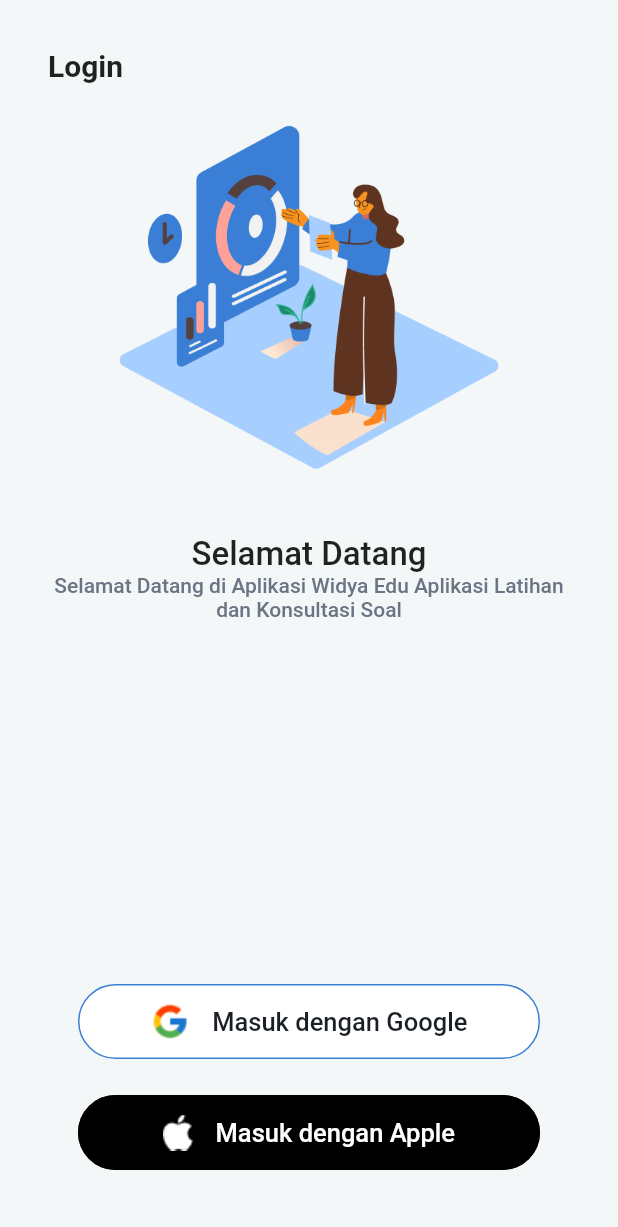
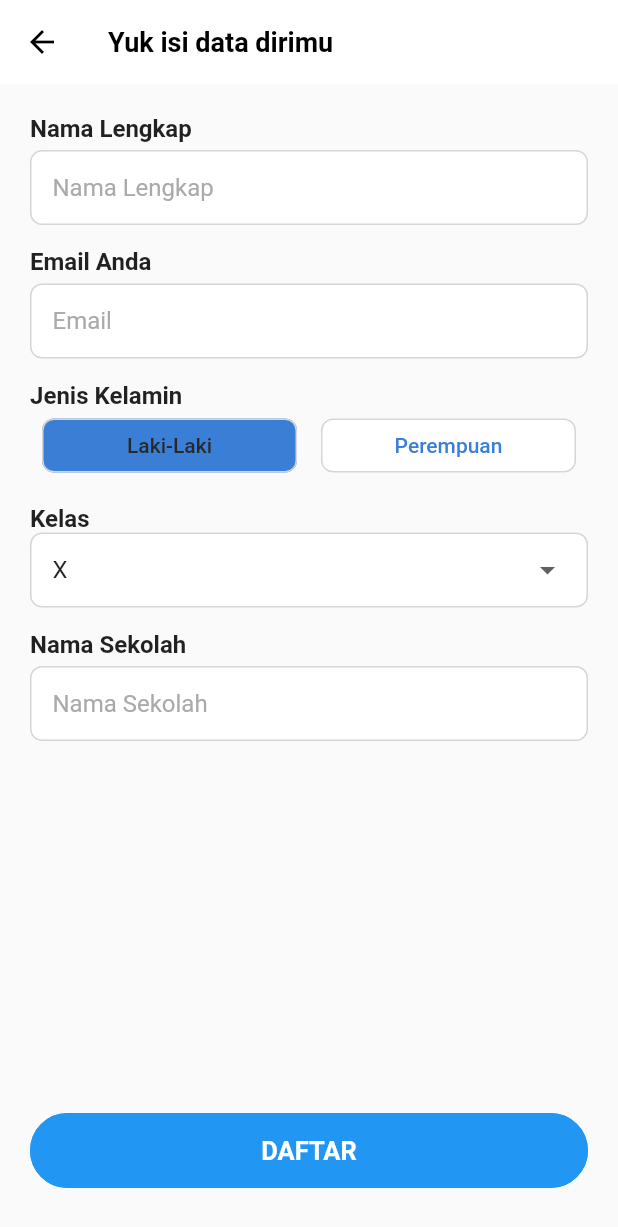
Before and after one commit to raihanandika/LatSol, a Flutter app: the screen it shows after launch, after a tap on "Masuk dengan Google", on a phone screen of 412 x 824 dp. Shown: the top 1227 px of the screen. Run offline on Flutter 3.47's test engine with Material 2 defaults, Android fonts, the phone set to English and light mode, and no system bars.

Commit message:
slicing register page

```diff
--- a/lib/constants/R/app_colors.dart
+++ b/lib/constants/R/app_colors.dart
@@ -5,4 +5,6 @@ class AppColor {
   Color grey = const Color(0xFFF3F7F8);
   Color greySubtitle = const Color(0xFF6A7483);
   Color blackLogin = const Color(0xFF1A1F26);
+  Color greyBorder = const Color(0xFFD6D6D6);
+  Color greyHintText = const Color(0xFFaaaaaa);
 }
--- a/lib/constants/R/assets.dart
+++ b/lib/constants/R/assets.dart
@@ -3,4 +3,6 @@ class Assets {
   String imgLogin = "assets/auth/img_login.png";
   String icGoogle = "assets/auth/ic_google.png";
   String icApple = "assets/auth/ic_apple.png";
+  String imgHome = "assets/auth/ic_home.png";
+  String imgProfile = "assets/auth/ic_profile.png";
 }
--- a/lib/constants/R/strings.dart
+++ b/lib/constants/R/strings.dart
@@ -5,4 +5,5 @@ class Strings {
       "Selamat Datang di Aplikasi Widya Edu Aplikasi Latihan dan Konsultasi Soal";
   String loginWithGoogle = "Masuk dengan Google";
   String loginWithApple = "Masuk dengan Apple";
+  String daftar = "DAFTAR";
 }
--- a/lib/main.dart
+++ b/lib/main.dart
@@ -1,4 +1,6 @@
 import 'package:final_project_ujian_soal/view/login_page.dart';
+import 'package:final_project_ujian_soal/view/main_page.dart';
+import 'package:final_project_ujian_soal/view/register_page.dart';
 import 'package:final_project_ujian_soal/view/splash_scrren.dart';
 import 'package:flutter/material.dart';
 
@@ -18,8 +20,10 @@ class MyApp extends StatelessWidget {
       // home: const SplashScreen(),
       initialRoute: "/",
       routes: {
-        "/": (context) => SplashScreen(),
-        LoginPage.route: (context) => LoginPage()
+        "/": (context) => const SplashScreen(),
+        LoginPage.route: (context) => const LoginPage(),
+        RegisterPage.route: (context) => const RegisterPage(),
+        MainPage.route: (context) => const MainPage()
       },
     );
   }
--- a/lib/view/login_page.dart
+++ b/lib/view/login_page.dart
@@ -1,4 +1,5 @@
 import 'package:final_project_ujian_soal/constants/R.dart';
+import 'package:final_project_ujian_soal/view/register_page.dart';
 import 'package:flutter/material.dart';
 
 class LoginPage extends StatefulWidget {
@@ -38,6 +39,9 @@ class _LoginPageState extends State<LoginPage> {
                     color: R.colors.greySubtitle)),
             const Spacer(),
             ButtonLogin(
+              onTap: () {
+                Navigator.of(context).pushNamed(RegisterPage.route);
+              },
               backgroundColor: Colors.white,
               borderColor: R.colors.primary,
               child: Row(
@@ -54,6 +58,9 @@ class _LoginPageState extends State<LoginPage> {
               ),
             ),
             ButtonLogin(
+              onTap: () {
+                Navigator.of(context).pushNamed(RegisterPage.route);
+              },
               backgroundColor: Colors.black,
               borderColor: Colors.black,
               child: Row(
@@ -77,16 +84,18 @@ class _LoginPageState extends State<LoginPage> {
 }
 
 class ButtonLogin extends StatelessWidget {
-  const ButtonLogin({
-    Key? key,
-    required this.backgroundColor,
-    required this.child,
-    required this.borderColor,
-  }) : super(key: key);
+  const ButtonLogin(
+      {Key? key,
+      required this.backgroundColor,
+      required this.child,
+      required this.borderColor,
+      required this.onTap})
+      : super(key: key);
 
   final Color backgroundColor;
   final Widget child;
   final Color borderColor;
+  final Function()? onTap;
 
   @override
   Widget build(BuildContext context) {
@@ -100,7 +109,7 @@ class ButtonLogin extends StatelessWidget {
               shape: RoundedRectangleBorder(
                   side: BorderSide(color: borderColor),
                   borderRadius: BorderRadius.circular(25))),
-          onPressed: () {},
+          onPressed: onTap,
           child: child),
     );
   }
--- /dev/null
+++ b/lib/view/main_page.dart
@@ -0,0 +1,74 @@
+import 'package:final_project_ujian_soal/constants/r.dart';
+import 'package:flutter/material.dart';
+
+class MainPage extends StatefulWidget {
+  const MainPage({Key? key}) : super(key: key);
+  static String route = "main_page";
+
+  @override
+  State<MainPage> createState() => _MainPageState();
+}
+
+class _MainPageState extends State<MainPage> {
+  @override
+  Widget build(BuildContext context) {
+    return Scaffold(
+        bottomNavigationBar: Container(
+      decoration: BoxDecoration(boxShadow: [
+        BoxShadow(
+            offset: const Offset(0, 4),
+            blurRadius: 20,
+            color: Colors.black.withOpacity(0.06))
+      ]),
+      child: BottomAppBar(
+        color: Colors.white,
+        child: Container(
+          height: 60,
+          child: Row(
+            children: [
+              Material(
+                child: InkWell(
+                  child: Column(
+                    children: [
+                      Image.asset(
+                        R.assets.imgHome,
+                        height: 20,
+                      ),
+                      Text("Home")
+                    ],
+                  ),
+                ),
+              ),
+              Material(
+                child: InkWell(
+                  child: Column(
+                    children: [
+                      Image.asset(
+                        R.assets.imgHome,
+                        height: 20,
+                      ),
+                      Text("Home")
+                    ],
+                  ),
+                ),
+              ),
+              Material(
+                child: InkWell(
+                  child: Column(
+                    children: [
+                      Image.asset(
+                        R.assets.imgHome,
+                        height: 20,
+                      ),
+                      Text("Home")
+                    ],
+                  ),
+                ),
+              )
+            ],
+          ),
+        ),
+      ),
+    ));
+  }
+}
--- /dev/null
+++ b/lib/view/register_page.dart
@@ -0,0 +1,228 @@
+import 'package:final_project_ujian_soal/constants/r.dart';
+import 'package:final_project_ujian_soal/view/login_page.dart';
+import 'package:final_project_ujian_soal/view/main_page.dart';
+import 'package:flutter/material.dart';
+
+class RegisterPage extends StatefulWidget {
+  const RegisterPage({Key? key}) : super(key: key);
+  static String route = "register_page";
+
+  @override
+  State<RegisterPage> createState() => _RegisterPageState();
+}
+
+enum Gender { lakiLaki, perempuan }
+
+class _RegisterPageState extends State<RegisterPage> {
+  String gender = "Laki-laki";
+
+  onTapGender(Gender genderInput) {
+    if (genderInput == Gender.lakiLaki) {
+      gender = "Laki-laki";
+    } else {
+      gender = "Perempuan";
+    }
+    setState(() {});
+  }
+
+  List<String> classS = ["X", "XI", "XII"];
+  String selectedClass = "X";
+  TextEditingController emailController = TextEditingController();
+
+  @override
+  Widget build(BuildContext context) {
+    return Scaffold(
+      appBar: AppBar(
+        elevation: 0,
+        backgroundColor: Colors.white,
+        iconTheme: const IconThemeData(color: Colors.black),
+        title: const Text("Yuk isi data dirimu",
+            style: TextStyle(
+                color: Colors.black,
+                fontWeight: FontWeight.w700,
+                fontSize: 18)),
+      ),
+      bottomNavigationBar: SafeArea(
+          child: Padding(
+        padding: const EdgeInsets.only(bottom: 20),
+        child: ButtonLogin(
+          onTap: () {
+            Navigator.of(context).pushNamed(MainPage.route);
+          },
+          backgroundColor: Colors.blue,
+          borderColor: Colors.blue,
+          child: Text(R.strings.daftar,
+              style: const TextStyle(
+                  fontSize: 17,
+                  fontWeight: FontWeight.w700,
+                  color: Colors.white)),
+        ),
+      )),
+      body: SingleChildScrollView(
+        child: Padding(
+          padding: const EdgeInsets.all(20.0),
+          child: Column(
+            crossAxisAlignment: CrossAxisAlignment.start,
+            children: [
+              RegisterTextField(
+                controller: emailController,
+                title: "Nama Lengkap",
+                hintText: "Nama Lengkap",
+              ),
+              const SizedBox(height: 15),
+              RegisterTextField(
+                controller: emailController,
+                title: "Email Anda",
+                hintText: "Email",
+              ),
+              const SizedBox(height: 15),
+              const Text(
+                "Jenis Kelamin",
+                style: TextStyle(fontSize: 16, fontWeight: FontWeight.w700),
+              ),
+              Row(
+                children: [
+                  Expanded(
+                    child: Padding(
+                      padding: const EdgeInsets.symmetric(horizontal: 8),
+                      child: ElevatedButton(
+                          style: ElevatedButton.styleFrom(
+                              elevation: 0,
+                              primary: gender == "Laki-laki"
+                                  ? R.colors.primary
+                                  : Colors.white,
+                              shape: RoundedRectangleBorder(
+                                  borderRadius: BorderRadius.circular(8),
+                                  side: BorderSide(
+                                      width: 1, color: R.colors.greyBorder))),
+                          onPressed: () {
+                            onTapGender(Gender.lakiLaki);
+                          },
+                          child: Text(
+                            "Laki-Laki",
+                            style: TextStyle(
+                                fontSize: 14,
+                                color: gender == "Laki-laki"
+                                    ? Color(0xFF282828)
+                                    : R.colors.primary),
+                          )),
+                    ),
+                  ),
+                  Expanded(
+                    child: Padding(
+                      padding: const EdgeInsets.symmetric(horizontal: 8),
+                      child: ElevatedButton(
+                          style: ElevatedButton.styleFrom(
+                              elevation: 0,
+                              primary: gender == "Perempuan"
+                                  ? R.colors.primary
+                                  : Colors.white,
+                              shape: RoundedRectangleBorder(
+                                  borderRadius: BorderRadius.circular(8),
+                                  side: BorderSide(
+                                      width: 1, color: R.colors.greyBorder))),
+                          onPressed: () {
+                            onTapGender(Gender.perempuan);
+                          },
+                          child: Text(
+                            "Perempuan",
+                            style: TextStyle(
+                                fontSize: 14,
+                                color: gender == "Perempuan"
+                                    ? Color(0xFF282828)
+                                    : R.colors.primary),
+                          )),
+                    ),
+                  )
+                ],
+              ),
+              const SizedBox(height: 15),
+              const Text(
+                "Kelas",
+                style: TextStyle(fontSize: 16, fontWeight: FontWeight.w700),
+              ),
+              Container(
+                width: double.infinity,
+                padding: const EdgeInsets.symmetric(horizontal: 14),
+                decoration: BoxDecoration(
+                    borderRadius: BorderRadius.circular(8),
+                    color: Colors.white,
+                    border: Border.all(color: R.colors.greyBorder)),
+                child: DropdownButtonHideUnderline(
+                  child: DropdownButton<String>(
+                      value: selectedClass,
+                      items: classS
+                          .map((e) => DropdownMenuItem<String>(
+                              child: Text(e), value: e))
+                          .toList(),
+                      onChanged: (String? val) {
+                        selectedClass = val!;
+                        setState(() {});
+                      }),
+                ),
+              ),
+              const SizedBox(height: 15),
+              RegisterTextField(
+                controller: emailController,
+                title: "Nama Sekolah",
+                hintText: "Nama Sekolah",
+              ),
+              // const Spacer(),
+              // ButtonLogin(
+              //   onTap: () {
+              //     Navigator.of(context).pushNamed(MainPage.route);
+              //   },
+              //   backgroundColor: Colors.blue,
+              //   borderColor: Colors.blue,
+              //   child: Text(R.strings.daftar,
+              //       style: const TextStyle(
+              //           fontSize: 17,
+              //           fontWeight: FontWeight.w700,
+              //           color: Colors.white)),
+              // )
+            ],
+          ),
+        ),
+      ),
+    );
+  }
+}
+
+class RegisterTextField extends StatelessWidget {
+  RegisterTextField(
+      {Key? key,
+      required this.title,
+      required this.hintText,
+      required this.controller})
+      : super(key: key);
+  final String title;
+  final String hintText;
+  TextEditingController controller = TextEditingController();
+  @override
+  Widget build(BuildContext context) {
+    return Column(
+      crossAxisAlignment: CrossAxisAlignment.start,
+      children: [
+        Text(
+          title,
+          style: const TextStyle(fontSize: 16, fontWeight: FontWeight.w700),
+        ),
+        const SizedBox(height: 5),
+        Container(
+          padding: const EdgeInsets.symmetric(horizontal: 14),
+          decoration: BoxDecoration(
+              borderRadius: BorderRadius.circular(8),
+              color: Colors.white,
+              border: Border.all(color: R.colors.greyBorder)),
+          child: TextField(
+            controller: controller,
+            decoration: InputDecoration(
+                border: InputBorder.none,
+                hintText: hintText,
+                hintStyle: TextStyle(color: R.colors.greyHintText)),
+          ),
+        ),
+      ],
+    );
+  }
+}
--- a/lib/view/splash_scrren.dart
+++ b/lib/view/splash_scrren.dart
@@ -13,7 +13,7 @@ class SplashScreen extends StatelessWidget {
     Timer(const Duration(seconds: 5), () {
       // Navigator.of(context)
       //     .push(MaterialPageRoute(builder: (_) => LoginPage()));
-      Navigator.of(context).pushNamed(LoginPage.route);
+      Navigator.of(context).pushReplacementNamed(LoginPage.route);
     });
     return Scaffold(
       backgroundColor: R.colors.primary,
```
